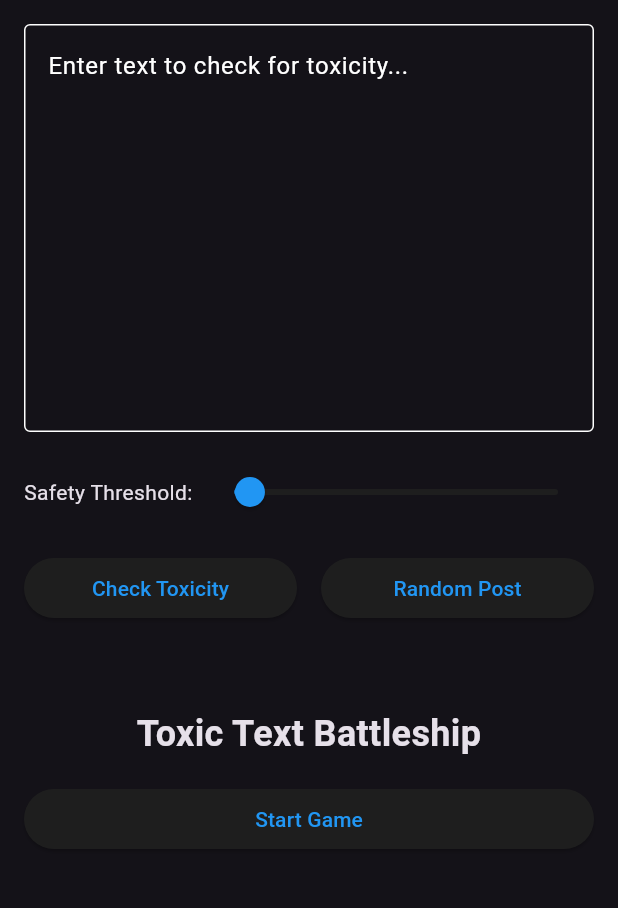
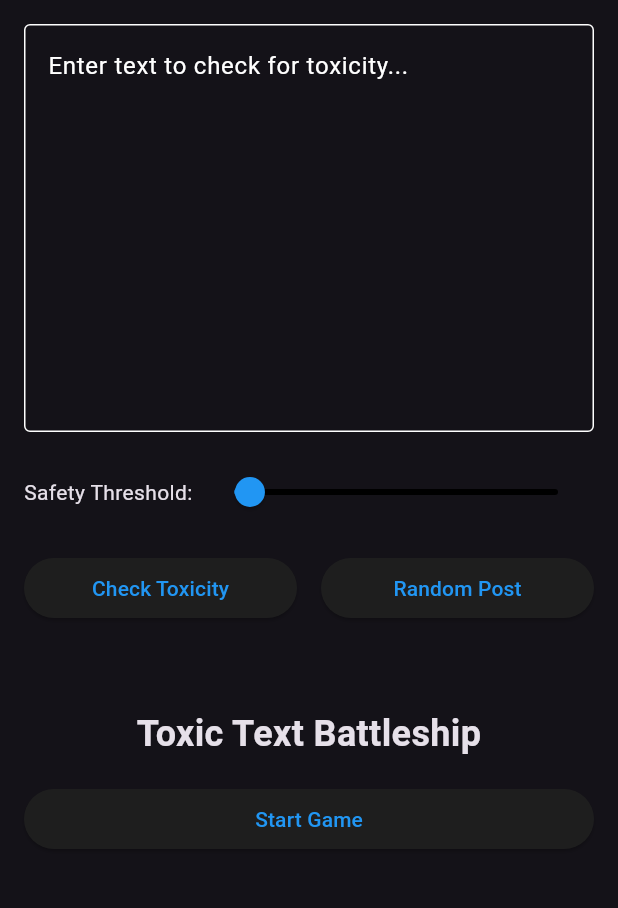
Before and after one commit to JamesBlackman-SLG/fluttox, a Flutter app: the screen it shows after launch, on a phone screen of 412 x 824 dp, the part 84-992 px from its top. Run offline on Flutter 3.47's test engine with Material 3 defaults, Android fonts, the light colour scheme and no system bars.

Commit message:
fix deprecations

```diff
--- a/lib/main.dart
+++ b/lib/main.dart
@@ -21,7 +21,7 @@ class MainApp extends StatelessWidget {
           primary: Colors.blue,
           secondary: Colors.blueAccent,
           surface: const Color(0xFF1E1E1E),
-          background: Colors.black,
+          surfaceContainerHighest: Colors.black,
         ),
       ),
       home: const ToxicityDetector(),
```
